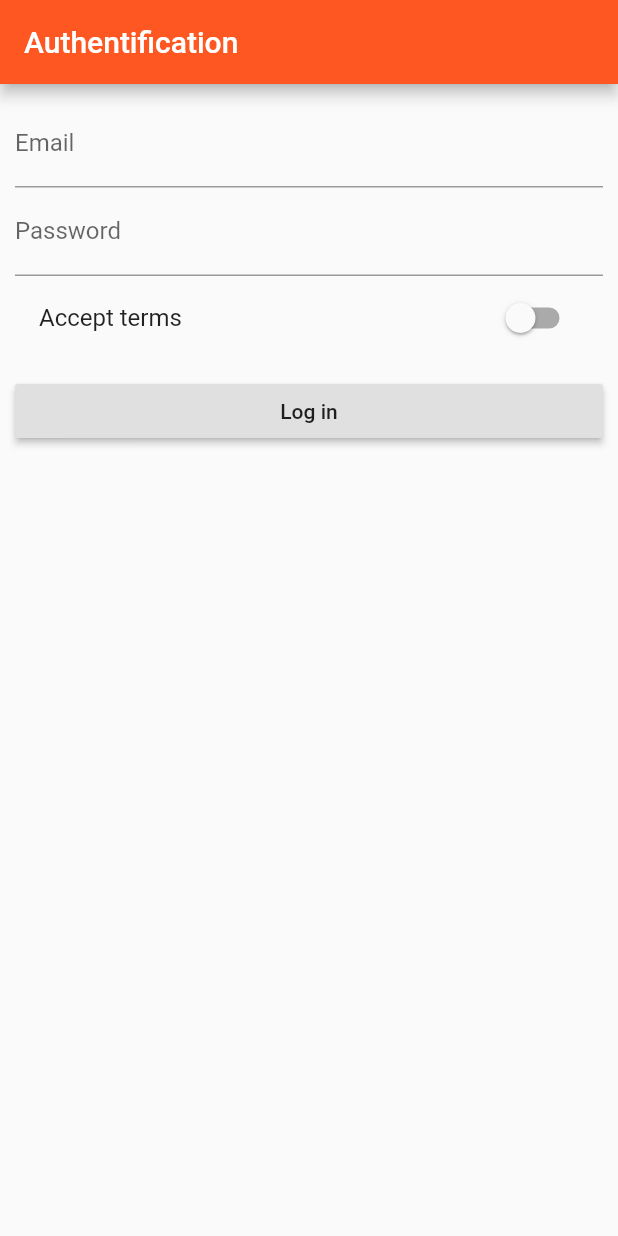
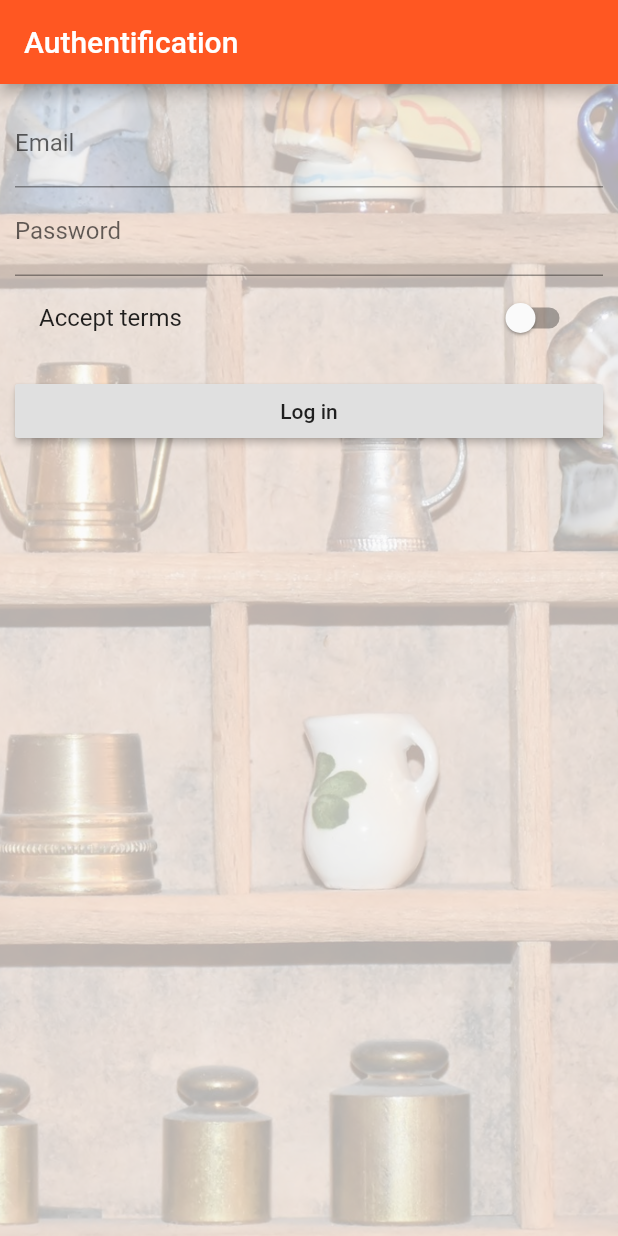
Before and after one commit to ArthurChrm/flutter_experiment, a Flutter app: the screen it shows after launch, on a phone screen of 412 x 824 dp. Run offline on Flutter 3.47's test engine with Material 2 defaults, Android fonts, the phone set to English and light mode, and no system bars.

Commit message:
Add background image to AuthPage

```diff
--- a/lib/pages/auth.dart
+++ b/lib/pages/auth.dart
@@ -20,7 +20,14 @@ class _AuthPageState extends State<AuthPage> {
       ),
       body: Center(
         child: Container(
-          margin: EdgeInsets.all(10.0),
+          decoration: BoxDecoration(
+            image: DecorationImage(
+              image: AssetImage('assets/background.jpg'),
+              fit: BoxFit.cover,
+              colorFilter: ColorFilter.mode(Colors.black.withOpacity(0.3), BlendMode.dstATop),
+            ),
+          ),
+          padding: EdgeInsets.all(10.0),
           child: ListView(
             children: <Widget>[
               TextField(
--- a/pubspec.yaml
+++ b/pubspec.yaml
@@ -43,6 +43,7 @@ flutter:
   # To add assets to your application, add an assets section, like this:
   assets:
    - 'assets/baguette.jpg'
+   - 'assets/background.jpg'
 
   # An image asset can refer to one or more resolution-specific "variants", see
   # https://flutter.io/assets-and-images/#resolution-aware.
```
Also changed, not shown: lib/items.dart (+5 -3 lines), assets/background.jpg (added).
